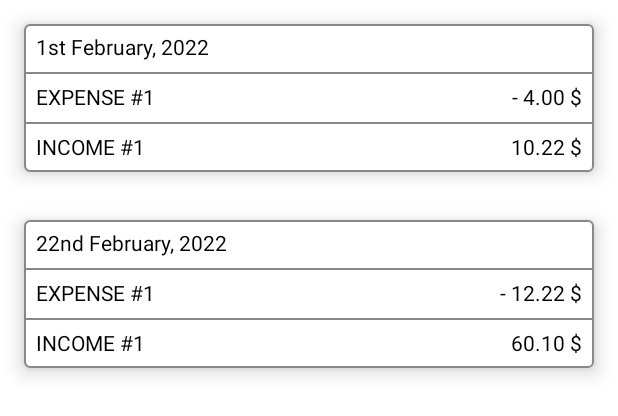
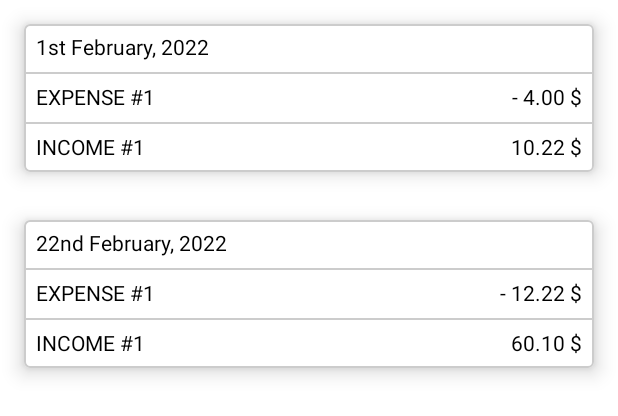
Before and after one commit to zeinabmohamed/Wallet, an Android app built with Jetpack Compose: the @Preview function TransactionsHistoryListPreview, on a phone screen of 412 x 824 dp. Shown: the top 416 px of the screen. Run offline under Robolectric (Android 15) with nearby library versions, the phone set to English and light mode, and no system bars.

```diff
--- a/app/src/main/java/com/zm/org/balance/ui/usertransactions/TransactionsList.kt
+++ b/app/src/main/java/com/zm/org/balance/ui/usertransactions/TransactionsList.kt
@@ -40,7 +40,7 @@ internal fun TransactionsHistoryRow(
             .clip(RoundedCornerShape(dimensionResource(R.dimen.padding_large)))
             .background(color = MaterialTheme.colors.surface)
             .padding(dimensionResource(R.dimen.padding_large)),
-        border = BorderStroke(dimensionResource(R.dimen.padding_very_small), Color.Gray),
+        border = BorderStroke(dimensionResource(R.dimen.padding_very_small), Color.LightGray),
         elevation = dimensionResource(R.dimen.padding_medium)
     ) {
         Column {
@@ -48,7 +48,7 @@ internal fun TransactionsHistoryRow(
             Divider(
                 modifier = Modifier.fillMaxWidth()
                     .height(dimensionResource(R.dimen.padding_very_small)),
-                color = Color.Gray
+                color = Color.LightGray
             )
             Column {
                 transactionList.forEachIndexed { index, transaction ->
@@ -57,7 +57,7 @@ internal fun TransactionsHistoryRow(
                         Divider(
                             modifier = Modifier.fillMaxWidth()
                                 .height(dimensionResource(R.dimen.padding_very_small)),
-                            color = Color.Gray
+                            color = Color.LightGray
                         )
                     }
                 }
```
Also changed, not shown: app/src/main/java/com/zm/org/balance/di/ViewModelModule.kt (+12 -0 lines), app/src/main/java/com/zm/org/balance/ui/usertransactions/UserTransactionsViewModel.kt (+16 -6 lines).
